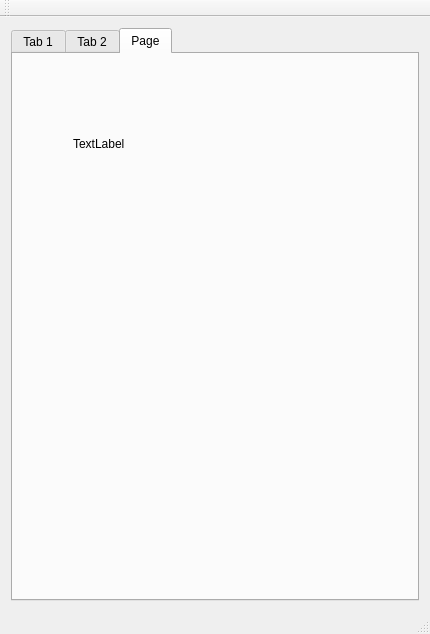
Above: mainwindow.ui from arackaf/booklist-desktop before the change. Below: the same form after it.
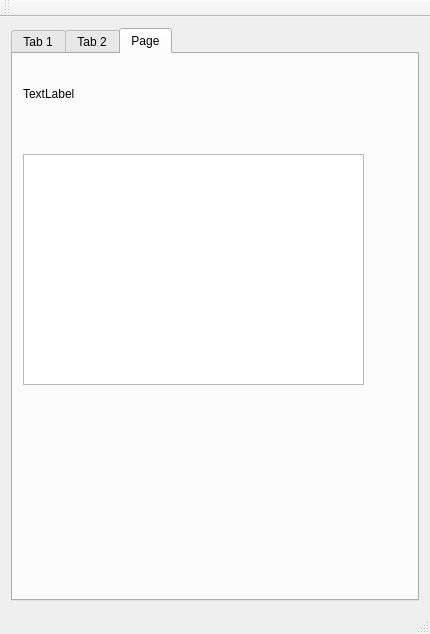
That is the form after the change. The open tabs and pages were chosen to show the change.

```diff
--- a/mainwindow.ui
+++ b/mainwindow.ui
@@ -52,8 +52,8 @@
        <widget class="QLabel" name="imageLabel">
         <property name="geometry">
          <rect>
-          <x>60</x>
-          <y>60</y>
+          <x>10</x>
+          <y>10</y>
           <width>59</width>
           <height>60</height>
          </rect>
@@ -68,6 +68,16 @@
          <string>TextLabel</string>
         </property>
        </widget>
+       <widget class="QTableView" name="tableView">
+        <property name="geometry">
+         <rect>
+          <x>10</x>
+          <y>100</y>
+          <width>341</width>
+          <height>231</height>
+         </rect>
+        </property>
+       </widget>
       </widget>
      </widget>
     </item>
```
